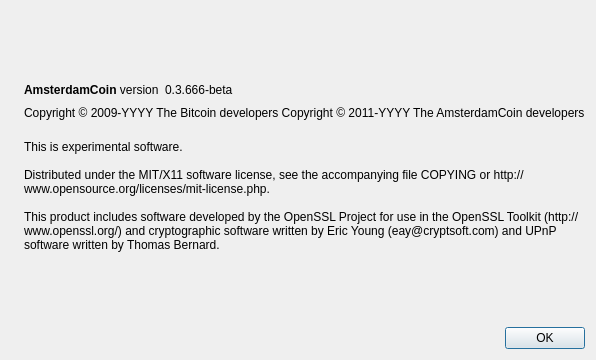
First picture: the form in src/qt/forms/aboutdialog.ui, repository midnight-miner/AmsterdamCoin, before the edit.
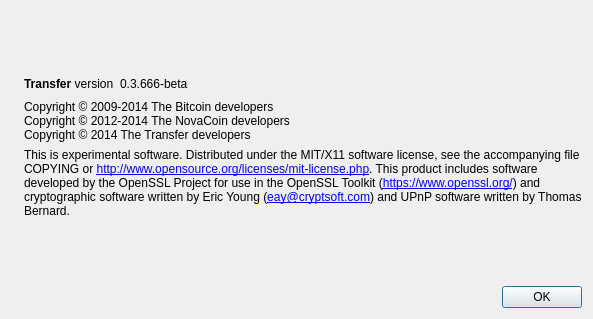
Second picture: the form after the edit. Icons and pictures are not drawn.

```diff
--- a/src/qt/forms/aboutdialog.ui
+++ b/src/qt/forms/aboutdialog.ui
@@ -7,7 +7,7 @@
     <x>0</x>
     <y>0</y>
     <width>593</width>
-    <height>360</height>
+    <height>319</height>
    </rect>
   </property>
   <property name="windowTitle">
@@ -50,7 +50,7 @@
           <cursorShape>IBeamCursor</cursorShape>
          </property>
          <property name="text">
-          <string>&lt;b&gt;AmsterdamCoin&lt;/b&gt; version</string>
+          <string>&lt;b&gt;Transfer&lt;/b&gt; version</string>
          </property>
          <property name="textInteractionFlags">
           <set>Qt::LinksAccessibleByMouse|Qt::TextSelectableByKeyboard|Qt::TextSelectableByMouse</set>
@@ -91,11 +91,9 @@
         <cursorShape>IBeamCursor</cursorShape>
        </property>
        <property name="text">
-        <string notr="true">Copyright &amp;copy; 2009-YYYY The Bitcoin developers
-Copyright &amp;copy; 2011-YYYY The AmsterdamCoin developers</string>
-       </property>
-       <property name="textFormat">
-        <enum>Qt::RichText</enum>
+        <string>Copyright © 2009-2014 The Bitcoin developers
+Copyright © 2012-2014 The NovaCoin developers
+Copyright © 2014 The Transfer developers</string>
        </property>
        <property name="textInteractionFlags">
         <set>Qt::LinksAccessibleByMouse|Qt::TextSelectableByKeyboard|Qt::TextSelectableByMouse</set>
@@ -111,9 +109,12 @@
         <string>
 This is experimental software.
 
-Distributed under the MIT/X11 software license, see the accompanying file COPYING or http://www.opensource.org/licenses/mit-license.php.
+Distributed under the MIT/X11 software license, see the accompanying file COPYING or &lt;a href=&quot;http://www.opensource.org/licenses/mit-license.php&quot;&gt;http://www.opensource.org/licenses/mit-license.php&lt;/a&gt;.
 
-This product includes software developed by the OpenSSL Project for use in the OpenSSL Toolkit (http://www.openssl.org/) and cryptographic software written by Eric Young (eay@cryptsoft.com) and UPnP software written by Thomas Bernard.</string>
+This product includes software developed by the OpenSSL Project for use in the OpenSSL Toolkit (&lt;a href=&quot;https://www.openssl.org/&quot;&gt;https://www.openssl.org/&lt;/a&gt;) and cryptographic software written by Eric Young (&lt;a href=&quot;mailto:eay@cryptsoft.com&quot;&gt;eay@cryptsoft.com&lt;/a&gt;) and UPnP software written by Thomas Bernard.</string>
+       </property>
+       <property name="textFormat">
+        <enum>Qt::RichText</enum>
        </property>
        <property name="wordWrap">
         <bool>true</bool>
```
Left out of the diff: 2 changed lines with no effect on the pictures.
